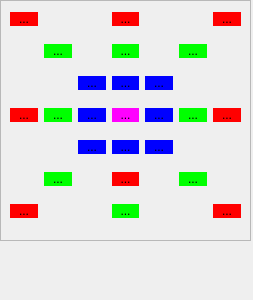
Old version of the form gencalibxml.ui in the repository JairoSalazarV/QtHypCam.
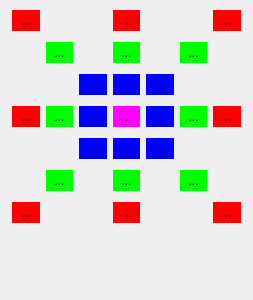
New version of the form.

```diff
--- a/gencalibxml.ui
+++ b/gencalibxml.ui
@@ -13,33 +13,55 @@
   <property name="windowTitle">
    <string>Data calibration</string>
   </property>
-  <widget class="QFrame" name="frame">
+  <widget class="QPushButton" name="pbBlueLeftUp">
    <property name="geometry">
     <rect>
-     <x>0</x>
-     <y>0</y>
-     <width>251</width>
-     <height>241</height>
+     <x>79</x>
+     <y>74</y>
+     <width>28</width>
+     <height>21</height>
     </rect>
    </property>
-   <property name="frameShape">
-    <enum>QFrame::StyledPanel</enum>
+   <property name="toolTip">
+    <string>&lt;html&gt;&lt;head/&gt;&lt;body&gt;&lt;p&gt;Not selected&lt;/p&gt;&lt;/body&gt;&lt;/html&gt;</string>
    </property>
-   <property name="frameShadow">
-    <enum>QFrame::Raised</enum>
+   <property name="styleSheet">
+    <string notr="true">background-color:#00F;
+border:0px;</string>
    </property>
-   <widget class="QWidget" name="layoutWidget">
+   <property name="text">
+    <string>...</string>
+   </property>
+  </widget>
+  <widget class="QPushButton" name="pbBlueLeftDown">
     <property name="geometry">
      <rect>
-      <x>10</x>
-      <y>0</y>
-      <width>231</width>
-      <height>231</height>
-     </rect>
-    </property>
-    <layout class="QGridLayout" name="gridLayout">
-     <item row="0" column="0">
-      <widget class="QPushButton" name="pbRedLeftUp">
+     <x>79</x>
+     <y>138</y>
+     <width>28</width>
+     <height>21</height>
+    </rect>
+   </property>
+   <property name="toolTip">
+    <string>&lt;html&gt;&lt;head/&gt;&lt;body&gt;&lt;p&gt;Not selected&lt;/p&gt;&lt;/body&gt;&lt;/html&gt;</string>
+   </property>
+   <property name="styleSheet">
+    <string notr="true">background-color:#00F;
+border:0px;</string>
+   </property>
+   <property name="text">
+    <string>...</string>
+   </property>
+  </widget>
+  <widget class="QPushButton" name="pbRedRight">
+   <property name="geometry">
+    <rect>
+     <x>213</x>
+     <y>106</y>
+     <width>28</width>
+     <height>21</height>
+    </rect>
+   </property>
        <property name="toolTip">
         <string>&lt;html&gt;&lt;head/&gt;&lt;body&gt;&lt;p&gt;Not selected&lt;/p&gt;&lt;/body&gt;&lt;/html&gt;</string>
        </property>
@@ -51,23 +73,15 @@
         <string>...</string>
        </property>
       </widget>
-     </item>
-     <item row="0" column="3">
       <widget class="QPushButton" name="pbRedUp">
-       <property name="toolTip">
-        <string>&lt;html&gt;&lt;head/&gt;&lt;body&gt;&lt;p&gt;Not selected&lt;/p&gt;&lt;/body&gt;&lt;/html&gt;</string>
-       </property>
-       <property name="styleSheet">
-        <string notr="true">background-color:#F00;
-border:0px;</string>
-       </property>
-       <property name="text">
-        <string>...</string>
-       </property>
-      </widget>
-     </item>
-     <item row="0" column="6">
-      <widget class="QPushButton" name="pbRedRightUp">
+   <property name="geometry">
+    <rect>
+     <x>113</x>
+     <y>10</y>
+     <width>27</width>
+     <height>21</height>
+    </rect>
+   </property>
        <property name="toolTip">
         <string>&lt;html&gt;&lt;head/&gt;&lt;body&gt;&lt;p&gt;Not selected&lt;/p&gt;&lt;/body&gt;&lt;/html&gt;</string>
        </property>
@@ -79,23 +93,15 @@
         <string>...</string>
        </property>
       </widget>
-     </item>
-     <item row="1" column="1">
       <widget class="QPushButton" name="pbGreenLeftUp">
-       <property name="toolTip">
-        <string>&lt;html&gt;&lt;head/&gt;&lt;body&gt;&lt;p&gt;Not selected&lt;/p&gt;&lt;/body&gt;&lt;/html&gt;</string>
-       </property>
-       <property name="styleSheet">
-        <string notr="true">background-color:#0F0;
-border:0px;</string>
-       </property>
-       <property name="text">
-        <string>...</string>
-       </property>
-      </widget>
-     </item>
-     <item row="1" column="3">
-      <widget class="QPushButton" name="pbGreenUp">
+   <property name="geometry">
+    <rect>
+     <x>46</x>
+     <y>42</y>
+     <width>27</width>
+     <height>21</height>
+    </rect>
+   </property>
        <property name="toolTip">
         <string>&lt;html&gt;&lt;head/&gt;&lt;body&gt;&lt;p&gt;Not selected&lt;/p&gt;&lt;/body&gt;&lt;/html&gt;</string>
        </property>
@@ -107,79 +113,15 @@
         <string>...</string>
        </property>
       </widget>
-     </item>
-     <item row="1" column="5">
-      <widget class="QPushButton" name="pbGreenRightUp">
-       <property name="toolTip">
-        <string>&lt;html&gt;&lt;head/&gt;&lt;body&gt;&lt;p&gt;Not selected&lt;/p&gt;&lt;/body&gt;&lt;/html&gt;</string>
-       </property>
-       <property name="styleSheet">
-        <string notr="true">background-color:#0F0;
-border:0px;</string>
-       </property>
-       <property name="text">
-        <string>...</string>
-       </property>
-      </widget>
-     </item>
-     <item row="2" column="2">
-      <widget class="QPushButton" name="pbBlueLeftUp">
-       <property name="toolTip">
-        <string>&lt;html&gt;&lt;head/&gt;&lt;body&gt;&lt;p&gt;Not selected&lt;/p&gt;&lt;/body&gt;&lt;/html&gt;</string>
-       </property>
-       <property name="styleSheet">
-        <string notr="true">background-color:#00F;
-border:0px;</string>
-       </property>
-       <property name="text">
-        <string>...</string>
-       </property>
-      </widget>
-     </item>
-     <item row="2" column="3">
-      <widget class="QPushButton" name="pbBlueUp">
-       <property name="toolTip">
-        <string>&lt;html&gt;&lt;head/&gt;&lt;body&gt;&lt;p&gt;Not selected&lt;/p&gt;&lt;/body&gt;&lt;/html&gt;</string>
-       </property>
-       <property name="styleSheet">
-        <string notr="true">background-color:#00F;
-border:0px;</string>
-       </property>
-       <property name="text">
-        <string>...</string>
-       </property>
-      </widget>
-     </item>
-     <item row="2" column="4">
-      <widget class="QPushButton" name="pbBlueRightUp">
-       <property name="toolTip">
-        <string>&lt;html&gt;&lt;head/&gt;&lt;body&gt;&lt;p&gt;Not selected&lt;/p&gt;&lt;/body&gt;&lt;/html&gt;</string>
-       </property>
-       <property name="styleSheet">
-        <string notr="true">background-color:#00F;
-border:0px;</string>
-       </property>
-       <property name="text">
-        <string>...</string>
-       </property>
-      </widget>
-     </item>
-     <item row="3" column="0">
-      <widget class="QPushButton" name="pbRedLeft">
-       <property name="toolTip">
-        <string>&lt;html&gt;&lt;head/&gt;&lt;body&gt;&lt;p&gt;Not selected&lt;/p&gt;&lt;/body&gt;&lt;/html&gt;</string>
-       </property>
-       <property name="styleSheet">
-        <string notr="true">background-color:#F00;
-border:0px;</string>
-       </property>
-       <property name="text">
-        <string>...</string>
-       </property>
-      </widget>
-     </item>
-     <item row="3" column="1">
       <widget class="QPushButton" name="pbGreenLeft">
+   <property name="geometry">
+    <rect>
+     <x>46</x>
+     <y>106</y>
+     <width>27</width>
+     <height>21</height>
+    </rect>
+   </property>
        <property name="toolTip">
         <string>&lt;html&gt;&lt;head/&gt;&lt;body&gt;&lt;p&gt;Not selected&lt;/p&gt;&lt;/body&gt;&lt;/html&gt;</string>
        </property>
@@ -191,83 +133,19 @@
         <string>...</string>
        </property>
       </widget>
-     </item>
-     <item row="3" column="2">
-      <widget class="QPushButton" name="pbBlueLeft">
-       <property name="toolTip">
-        <string>&lt;html&gt;&lt;head/&gt;&lt;body&gt;&lt;p&gt;Not selected&lt;/p&gt;&lt;/body&gt;&lt;/html&gt;</string>
-       </property>
-       <property name="styleSheet">
-        <string notr="true">background-color:#00F;
-border:0px;</string>
-       </property>
-       <property name="text">
-        <string>...</string>
-       </property>
-      </widget>
-     </item>
-     <item row="3" column="3">
-      <widget class="QPushButton" name="pbBlueDown_2">
-       <property name="toolTip">
-        <string>&lt;html&gt;&lt;head/&gt;&lt;body&gt;&lt;p&gt;Not selected&lt;/p&gt;&lt;/body&gt;&lt;/html&gt;</string>
-       </property>
-       <property name="styleSheet">
-        <string notr="true">background-color:#F0F;
-border:0px;</string>
-       </property>
-       <property name="text">
-        <string>...</string>
-       </property>
-      </widget>
-     </item>
-     <item row="3" column="4">
       <widget class="QPushButton" name="pbBlueRight">
-       <property name="toolTip">
-        <string>&lt;html&gt;&lt;head/&gt;&lt;body&gt;&lt;p&gt;Not selected&lt;/p&gt;&lt;/body&gt;&lt;/html&gt;</string>
-       </property>
-       <property name="styleSheet">
-        <string notr="true">background-color:#00F;
-border:0px;</string>
-       </property>
-       <property name="text">
-        <string>...</string>
-       </property>
-      </widget>
-     </item>
-     <item row="3" column="5">
-      <widget class="QPushButton" name="pbGreenRight">
+   <property name="geometry">
+    <rect>
+     <x>146</x>
+     <y>106</y>
+     <width>28</width>
+     <height>21</height>
+    </rect>
+   </property>
        <property name="toolTip">
         <string>&lt;html&gt;&lt;head/&gt;&lt;body&gt;&lt;p&gt;Not selected&lt;/p&gt;&lt;/body&gt;&lt;/html&gt;</string>
        </property>
        <property name="styleSheet">
-        <string notr="true">background-color:#0F0;
-border:0px;</string>
-       </property>
-       <property name="text">
-        <string>...</string>
-       </property>
-      </widget>
-     </item>
-     <item row="3" column="6">
-      <widget class="QPushButton" name="pbRedRight">
-       <property name="toolTip">
-        <string>&lt;html&gt;&lt;head/&gt;&lt;body&gt;&lt;p&gt;Not selected&lt;/p&gt;&lt;/body&gt;&lt;/html&gt;</string>
-       </property>
-       <property name="styleSheet">
-        <string notr="true">background-color:#F00;
-border:0px;</string>
-       </property>
-       <property name="text">
-        <string>...</string>
-       </property>
-      </widget>
-     </item>
-     <item row="4" column="2">
-      <widget class="QPushButton" name="pbBlueLeftDown">
-       <property name="toolTip">
-        <string>&lt;html&gt;&lt;head/&gt;&lt;body&gt;&lt;p&gt;Not selected&lt;/p&gt;&lt;/body&gt;&lt;/html&gt;</string>
-       </property>
-       <property name="styleSheet">
         <string notr="true">background-color:#00F;
 border:0px;</string>
        </property>
@@ -275,9 +153,15 @@
         <string>...</string>
        </property>
       </widget>
-     </item>
-     <item row="4" column="3">
       <widget class="QPushButton" name="pbBlueDown">
+   <property name="geometry">
+    <rect>
+     <x>113</x>
+     <y>138</y>
+     <width>27</width>
+     <height>21</height>
+    </rect>
+   </property>
        <property name="toolTip">
         <string>&lt;html&gt;&lt;head/&gt;&lt;body&gt;&lt;p&gt;Not selected&lt;/p&gt;&lt;/body&gt;&lt;/html&gt;</string>
        </property>
@@ -289,9 +173,75 @@
         <string>...</string>
        </property>
       </widget>
-     </item>
-     <item row="4" column="4">
+  <widget class="QPushButton" name="pbGreenRight">
+   <property name="geometry">
+    <rect>
+     <x>180</x>
+     <y>106</y>
+     <width>27</width>
+     <height>21</height>
+    </rect>
+   </property>
+   <property name="toolTip">
+    <string>&lt;html&gt;&lt;head/&gt;&lt;body&gt;&lt;p&gt;Not selected&lt;/p&gt;&lt;/body&gt;&lt;/html&gt;</string>
+   </property>
+   <property name="styleSheet">
+    <string notr="true">background-color:#0F0;
+border:0px;</string>
+   </property>
+   <property name="text">
+    <string>...</string>
+   </property>
+  </widget>
+  <widget class="QPushButton" name="pbGreenUp">
+   <property name="geometry">
+    <rect>
+     <x>113</x>
+     <y>42</y>
+     <width>27</width>
+     <height>21</height>
+    </rect>
+   </property>
+   <property name="toolTip">
+    <string>&lt;html&gt;&lt;head/&gt;&lt;body&gt;&lt;p&gt;Not selected&lt;/p&gt;&lt;/body&gt;&lt;/html&gt;</string>
+   </property>
+   <property name="styleSheet">
+    <string notr="true">background-color:#0F0;
+border:0px;</string>
+   </property>
+   <property name="text">
+    <string>...</string>
+   </property>
+  </widget>
+  <widget class="QPushButton" name="pbBlueUp">
+   <property name="geometry">
+    <rect>
+     <x>113</x>
+     <y>74</y>
+     <width>27</width>
+     <height>21</height>
+    </rect>
+   </property>
+   <property name="toolTip">
+    <string>&lt;html&gt;&lt;head/&gt;&lt;body&gt;&lt;p&gt;Not selected&lt;/p&gt;&lt;/body&gt;&lt;/html&gt;</string>
+   </property>
+   <property name="styleSheet">
+    <string notr="true">background-color:#00F;
+border:0px;</string>
+   </property>
+   <property name="text">
+    <string>...</string>
+   </property>
+  </widget>
       <widget class="QPushButton" name="pbBlueRightDown">
+   <property name="geometry">
+    <rect>
+     <x>146</x>
+     <y>138</y>
+     <width>28</width>
+     <height>21</height>
+    </rect>
+   </property>
        <property name="toolTip">
         <string>&lt;html&gt;&lt;head/&gt;&lt;body&gt;&lt;p&gt;Not selected&lt;/p&gt;&lt;/body&gt;&lt;/html&gt;</string>
        </property>
@@ -303,9 +253,15 @@
         <string>...</string>
        </property>
       </widget>
-     </item>
-     <item row="5" column="1">
       <widget class="QPushButton" name="pbGreenLeftDown">
+   <property name="geometry">
+    <rect>
+     <x>46</x>
+     <y>170</y>
+     <width>27</width>
+     <height>21</height>
+    </rect>
+   </property>
        <property name="toolTip">
         <string>&lt;html&gt;&lt;head/&gt;&lt;body&gt;&lt;p&gt;Not selected&lt;/p&gt;&lt;/body&gt;&lt;/html&gt;</string>
        </property>
@@ -317,9 +273,75 @@
         <string>...</string>
        </property>
       </widget>
-     </item>
-     <item row="5" column="3">
-      <widget class="QPushButton" name="pbRedDown">
+  <widget class="QPushButton" name="pbSource">
+   <property name="geometry">
+    <rect>
+     <x>113</x>
+     <y>106</y>
+     <width>27</width>
+     <height>21</height>
+    </rect>
+   </property>
+   <property name="toolTip">
+    <string>&lt;html&gt;&lt;head/&gt;&lt;body&gt;&lt;p&gt;Not selected&lt;/p&gt;&lt;/body&gt;&lt;/html&gt;</string>
+   </property>
+   <property name="styleSheet">
+    <string notr="true">background-color:#F0F;
+border:0px;</string>
+   </property>
+   <property name="text">
+    <string>...</string>
+   </property>
+  </widget>
+  <widget class="QPushButton" name="pbGreenRightUp">
+   <property name="geometry">
+    <rect>
+     <x>180</x>
+     <y>42</y>
+     <width>27</width>
+     <height>21</height>
+    </rect>
+   </property>
+   <property name="toolTip">
+    <string>&lt;html&gt;&lt;head/&gt;&lt;body&gt;&lt;p&gt;Not selected&lt;/p&gt;&lt;/body&gt;&lt;/html&gt;</string>
+   </property>
+   <property name="styleSheet">
+    <string notr="true">background-color:#0F0;
+border:0px;</string>
+   </property>
+   <property name="text">
+    <string>...</string>
+   </property>
+  </widget>
+  <widget class="QPushButton" name="pbBlueRightUp">
+   <property name="geometry">
+    <rect>
+     <x>146</x>
+     <y>74</y>
+     <width>28</width>
+     <height>21</height>
+    </rect>
+   </property>
+   <property name="toolTip">
+    <string>&lt;html&gt;&lt;head/&gt;&lt;body&gt;&lt;p&gt;Not selected&lt;/p&gt;&lt;/body&gt;&lt;/html&gt;</string>
+   </property>
+   <property name="styleSheet">
+    <string notr="true">background-color:#00F;
+border:0px;</string>
+   </property>
+   <property name="text">
+    <string>...</string>
+   </property>
+  </widget>
+  <widget class="QPushButton" name="pbRedRightDown">
+   <property name="geometry">
+    <rect>
+     <x>213</x>
+     <y>202</y>
+     <width>28</width>
+     <height>21</height>
+    </rect>
+   </property>
        <property name="toolTip">
         <string>&lt;html&gt;&lt;head/&gt;&lt;body&gt;&lt;p&gt;Not selected&lt;/p&gt;&lt;/body&gt;&lt;/html&gt;</string>
        </property>
@@ -331,23 +353,15 @@
         <string>...</string>
        </property>
       </widget>
-     </item>
-     <item row="5" column="5">
-      <widget class="QPushButton" name="pbGreenRightDown">
-       <property name="toolTip">
-        <string>&lt;html&gt;&lt;head/&gt;&lt;body&gt;&lt;p&gt;Not selected&lt;/p&gt;&lt;/body&gt;&lt;/html&gt;</string>
-       </property>
-       <property name="styleSheet">
-        <string notr="true">background-color:#0F0;
-border:0px;</string>
-       </property>
-       <property name="text">
-        <string>...</string>
-       </property>
-      </widget>
-     </item>
-     <item row="6" column="0">
       <widget class="QPushButton" name="pbRedLeftDown">
+   <property name="geometry">
+    <rect>
+     <x>12</x>
+     <y>202</y>
+     <width>28</width>
+     <height>21</height>
+    </rect>
+   </property>
        <property name="toolTip">
         <string>&lt;html&gt;&lt;head/&gt;&lt;body&gt;&lt;p&gt;Not selected&lt;/p&gt;&lt;/body&gt;&lt;/html&gt;</string>
        </property>
@@ -359,9 +373,95 @@
         <string>...</string>
        </property>
       </widget>
-     </item>
-     <item row="6" column="3">
+  <widget class="QPushButton" name="pbBlueLeft">
+   <property name="geometry">
+    <rect>
+     <x>79</x>
+     <y>106</y>
+     <width>28</width>
+     <height>21</height>
+    </rect>
+   </property>
+   <property name="toolTip">
+    <string>&lt;html&gt;&lt;head/&gt;&lt;body&gt;&lt;p&gt;Not selected&lt;/p&gt;&lt;/body&gt;&lt;/html&gt;</string>
+   </property>
+   <property name="styleSheet">
+    <string notr="true">background-color:#00F;
+border:0px;</string>
+   </property>
+   <property name="text">
+    <string>...</string>
+   </property>
+  </widget>
+  <widget class="QPushButton" name="pbRedLeft">
+   <property name="geometry">
+    <rect>
+     <x>12</x>
+     <y>106</y>
+     <width>28</width>
+     <height>21</height>
+    </rect>
+   </property>
+   <property name="toolTip">
+    <string>&lt;html&gt;&lt;head/&gt;&lt;body&gt;&lt;p&gt;Not selected&lt;/p&gt;&lt;/body&gt;&lt;/html&gt;</string>
+   </property>
+   <property name="styleSheet">
+    <string notr="true">background-color:#F00;
+border:0px;</string>
+   </property>
+   <property name="text">
+    <string>...</string>
+   </property>
+  </widget>
+  <widget class="QPushButton" name="pbRedLeftUp">
+   <property name="geometry">
+    <rect>
+     <x>12</x>
+     <y>10</y>
+     <width>28</width>
+     <height>21</height>
+    </rect>
+   </property>
+   <property name="toolTip">
+    <string>&lt;html&gt;&lt;head/&gt;&lt;body&gt;&lt;p&gt;Not selected&lt;/p&gt;&lt;/body&gt;&lt;/html&gt;</string>
+   </property>
+   <property name="styleSheet">
+    <string notr="true">background-color:#F00;
+border:0px;</string>
+   </property>
+   <property name="text">
+    <string>...</string>
+   </property>
+  </widget>
+  <widget class="QPushButton" name="pbRedDown">
+   <property name="geometry">
+    <rect>
+     <x>113</x>
+     <y>202</y>
+     <width>27</width>
+     <height>21</height>
+    </rect>
+   </property>
+   <property name="toolTip">
+    <string>&lt;html&gt;&lt;head/&gt;&lt;body&gt;&lt;p&gt;Not selected&lt;/p&gt;&lt;/body&gt;&lt;/html&gt;</string>
+   </property>
+   <property name="styleSheet">
+    <string notr="true">background-color:#F00;
+border:0px;</string>
+   </property>
+   <property name="text">
+    <string>...</string>
+   </property>
+  </widget>
       <widget class="QPushButton" name="pbGreenDown">
+   <property name="geometry">
+    <rect>
+     <x>113</x>
+     <y>170</y>
+     <width>27</width>
+     <height>21</height>
+    </rect>
+   </property>
        <property name="toolTip">
         <string>&lt;html&gt;&lt;head/&gt;&lt;body&gt;&lt;p&gt;Not selected&lt;/p&gt;&lt;/body&gt;&lt;/html&gt;</string>
        </property>
@@ -373,9 +473,15 @@
         <string>...</string>
        </property>
       </widget>
-     </item>
-     <item row="6" column="6">
-      <widget class="QPushButton" name="pbRedRightDown">
+  <widget class="QPushButton" name="pbRedRightUp">
+   <property name="geometry">
+    <rect>
+     <x>213</x>
+     <y>10</y>
+     <width>28</width>
+     <height>21</height>
+    </rect>
+   </property>
        <property name="toolTip">
         <string>&lt;html&gt;&lt;head/&gt;&lt;body&gt;&lt;p&gt;Not selected&lt;/p&gt;&lt;/body&gt;&lt;/html&gt;</string>
        </property>
@@ -387,9 +493,25 @@
         <string>...</string>
        </property>
       </widget>
-     </item>
-    </layout>
-   </widget>
+  <widget class="QPushButton" name="pbGreenRightDown">
+   <property name="geometry">
+    <rect>
+     <x>180</x>
+     <y>170</y>
+     <width>27</width>
+     <height>21</height>
+    </rect>
+   </property>
+   <property name="toolTip">
+    <string>&lt;html&gt;&lt;head/&gt;&lt;body&gt;&lt;p&gt;Not selected&lt;/p&gt;&lt;/body&gt;&lt;/html&gt;</string>
+   </property>
+   <property name="styleSheet">
+    <string notr="true">background-color:#0F0;
+border:0px;</string>
+   </property>
+   <property name="text">
+    <string>...</string>
+   </property>
   </widget>
  </widget>
  <resources/>
```
Lines whose indentation alone changed are shown as unchanged.
